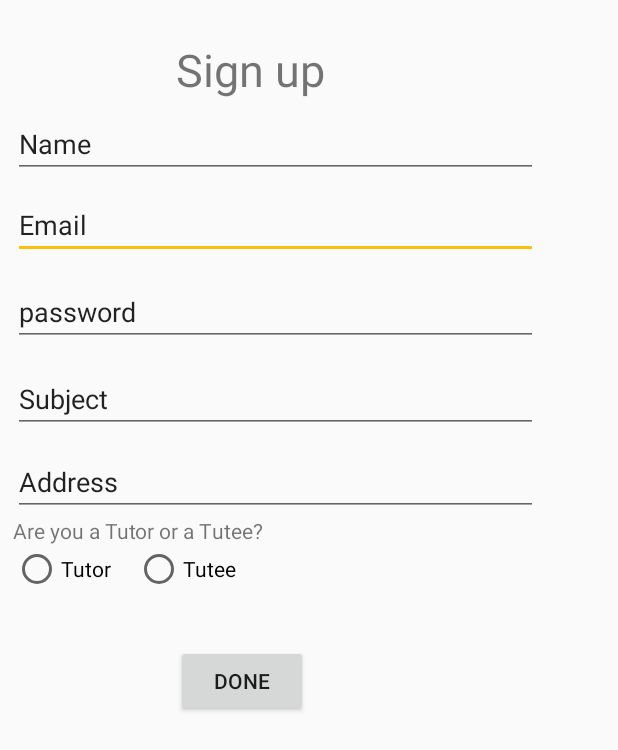
After one commit to aenahr/uTutor, an Android app: the layout activity_sign_up.xml on its own in the app's theme, with its tools: preview values and no code run, on a phone screen of 412 x 824 dp. The commit adds this screen. Shown: the top 750 px of the screen. Run offline under Robolectric (Android 15) with nearby library versions, the phone set to English and light mode, and no system bars.

Commit message:
"Cool Sleep Design Cool Stuff -Aenah 2017"

```diff
--- /dev/null
+++ b/app/src/main/res/layout/activity_sign_up.xml
@@ -0,0 +1,129 @@
+<?xml version="1.0" encoding="utf-8"?>
+<android.support.constraint.ConstraintLayout xmlns:android="http://schemas.android.com/apk/res/android"
+    xmlns:app="http://schemas.android.com/apk/res-auto"
+    xmlns:tools="http://schemas.android.com/tools"
+    android:layout_width="match_parent"
+    android:layout_height="match_parent">
+    <RelativeLayout
+        android:layout_width="368dp"
+        android:layout_height="495dp"
+        tools:layout_editor_absoluteX="8dp"
+        tools:layout_editor_absoluteY="8dp">
+
+        <TextView
+            android:id="@+id/textView"
+            android:layout_width="wrap_content"
+            android:layout_height="wrap_content"
+            android:layout_alignParentLeft="true"
+            android:layout_alignParentStart="true"
+            android:layout_alignParentTop="true"
+            android:layout_marginLeft="117dp"
+            android:layout_marginStart="117dp"
+            android:layout_marginTop="26dp"
+            android:text="Sign up"
+            android:textSize="30sp"
+            android:typeface="sans" />
+
+        <EditText
+            android:id="@+id/editText2"
+            android:layout_width="350dp"
+            android:layout_height="40dp"
+            android:layout_below="@+id/editText7"
+            android:layout_centerHorizontal="true"
+            android:layout_marginTop="14dp"
+            android:ems="10"
+            android:inputType="textEmailAddress"
+            android:singleLine="true"
+            android:text="@string/prompt_email"
+            android:textSize="18sp" />
+
+        <EditText
+            android:id="@+id/editText3"
+            android:layout_width="350dp"
+            android:layout_height="40dp"
+            android:layout_alignLeft="@+id/editText2"
+            android:layout_alignStart="@+id/editText2"
+            android:layout_below="@+id/editText2"
+            android:layout_marginTop="18dp"
+            android:ems="10"
+            android:inputType="text|numberPassword"
+            android:singleLine="true"
+            android:text="@string/prompt_password" />
+
+        <EditText
+            android:id="@+id/editText4"
+            android:layout_width="350dp"
+            android:layout_height="40dp"
+            android:layout_alignLeft="@+id/editText3"
+            android:layout_alignStart="@+id/editText3"
+            android:layout_below="@+id/editText3"
+            android:layout_marginTop="18dp"
+            android:ems="10"
+            android:inputType="text"
+            android:text="Subject" />
+
+        <EditText
+            android:id="@+id/editText5"
+            android:layout_width="350dp"
+            android:layout_height="40dp"
+            android:layout_alignLeft="@+id/editText4"
+            android:layout_alignStart="@+id/editText4"
+            android:layout_below="@+id/editText4"
+            android:layout_marginTop="15dp"
+            android:ems="10"
+            android:inputType="textPostalAddress"
+            android:text="Address" />
+
+        <Button
+            android:id="@+id/button2"
+            android:layout_width="wrap_content"
+            android:layout_height="wrap_content"
+            android:layout_alignLeft="@+id/textView"
+            android:layout_alignParentBottom="true"
+            android:layout_alignStart="@+id/textView"
+            android:layout_marginBottom="17dp"
+            android:text="Done" />
+
+        <EditText
+            android:id="@+id/editText7"
+            android:layout_width="350dp"
+            android:layout_height="40dp"
+            android:layout_alignLeft="@+id/editText2"
+            android:layout_alignStart="@+id/editText2"
+            android:layout_below="@+id/textView"
+            android:layout_marginTop="12dp"
+            android:ems="10"
+            android:inputType="textPersonName"
+            android:text="Name" />
+
+        <TextView
+            android:id="@+id/textView3"
+            android:layout_width="wrap_content"
+            android:layout_height="wrap_content"
+            android:layout_alignLeft="@+id/editText5"
+            android:layout_alignStart="@+id/editText5"
+            android:layout_below="@+id/editText5"
+            android:text="Are you a Tutor or a Tutee?" />
+
+        <RadioButton
+            android:id="@+id/radioButton2"
+            android:layout_width="wrap_content"
+            android:layout_height="wrap_content"
+            android:layout_alignLeft="@+id/textView3"
+            android:layout_alignStart="@+id/textView3"
+            android:layout_below="@+id/textView3"
+            android:text="Tutor" />
+
+        <RadioButton
+            android:id="@+id/radioButton3"
+            android:layout_width="wrap_content"
+            android:layout_height="wrap_content"
+            android:layout_alignEnd="@+id/textView3"
+            android:layout_alignRight="@+id/textView3"
+            android:layout_below="@+id/textView3"
+            android:layout_marginEnd="17dp"
+            android:layout_marginRight="17dp"
+            android:text="Tutee" />
+
+    </RelativeLayout>
+</android.support.constraint.ConstraintLayout>
```
Also changed, not shown: app/src/main/res/layout/activity_login.xml (added, +108 -0 lines), app/src/main/res/values/strings.xml (+21 -0 lines).
